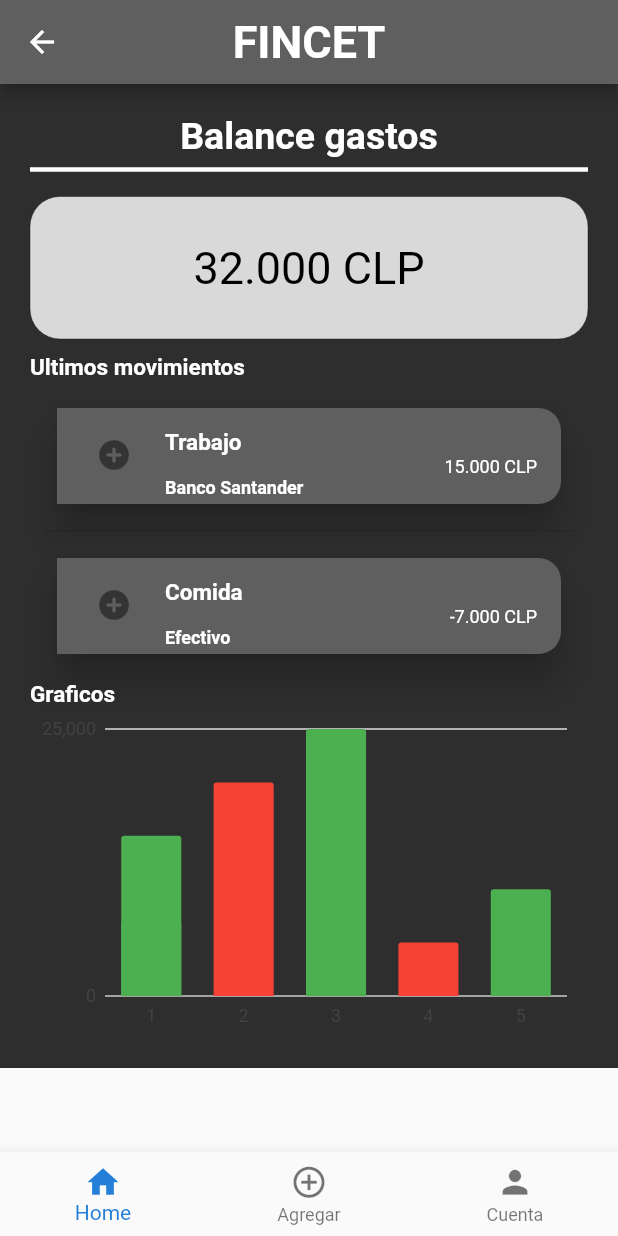
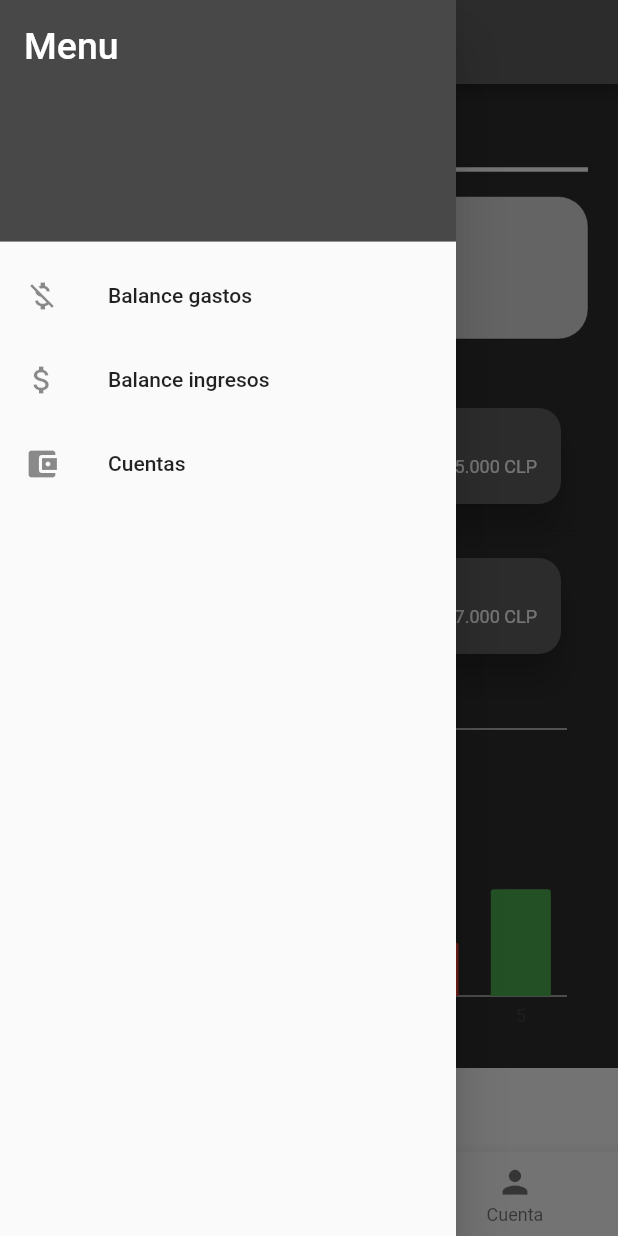
Before and after one commit to Daaira0811/EspecializacionII, a Flutter app: the BalanceGeneral screen opened directly, with the side drawer open (before the commit the screen has no drawer), on a phone screen of 412 x 824 dp. Run offline on Flutter 3.47's test engine with Material 2 defaults, Android fonts, the light colour scheme and no system bars; our stand-ins replace charts_flutter, flutter_colorpicker; missing offline and left inert: flutter_cupertino_datetime_picker.

Commit message:
Se sube sideMenu, y cambios en balance gastos e ingresos

```diff
--- a/lib/BalanceGeneral.dart
+++ b/lib/BalanceGeneral.dart
@@ -2,6 +2,7 @@ import 'package:flutter/material.dart';
 import 'package:charts_flutter/flutter.dart' as charts;
 import 'package:flutter_application_fincet/gastos.dart';
 import 'package:flutter_application_fincet/widgets/navBar.dart';
+import 'package:flutter_application_fincet/widgets/sideMenu.dart';
 
 class BalanceGeneral extends StatefulWidget {
   const BalanceGeneral({super.key});
@@ -35,6 +36,7 @@ class _BalanceGeneralState extends State<BalanceGeneral> {
         ),
       ),
       body: cuerpo(context),
+      drawer: sideMenu(),
       bottomNavigationBar: myNavBar,
     );
   }
@@ -70,7 +72,7 @@ Widget balanceGastos(context) {
     children: [
       const Text(
         // texto de balance gastos
-        "Balance gastos",
+        "Balance general",
         style: TextStyle(
           color: Colors.white,
           fontSize: 25,
--- /dev/null
+++ b/lib/widgets/sideMenu.dart
@@ -0,0 +1,53 @@
+import 'package:flutter/material.dart';
+import 'package:flutter_application_fincet/balanceGastos.dart';
+import 'package:flutter_application_fincet/misCuentas.dart';
+
+import '../balanceIngresos.dart';
+
+class sideMenu extends StatelessWidget{
+
+  @override
+  Widget build(BuildContext context) {
+    return Drawer(
+      child: ListView(
+        padding: EdgeInsets.zero,
+        children: <Widget>[
+          DrawerHeader(
+            child: Text(
+              'Menu',
+              style: TextStyle(color: Colors.white, fontSize: 25),
+            ),
+            decoration: BoxDecoration(
+                color:  Color.fromARGB(255, 72, 72, 72),
+                ),
+          ),
+          ListTile(
+            leading: Icon(Icons.money_off),
+            title: Text('Balance gastos'),
+            onTap: () => {Navigator.push(
+              context, MaterialPageRoute(
+              builder: (context)=> const BalanceGastos()
+            ))},
+          ),
+          ListTile(
+            leading: Icon(Icons.attach_money),
+            title: Text('Balance ingresos'),
+            onTap: () => {Navigator.push(
+              context, MaterialPageRoute(
+              builder: (context)=> const BalanceIngresos()
+            ))},
+          ),
+          ListTile(
+            leading: Icon(Icons.account_balance_wallet),
+            title: Text('Cuentas'),
+            onTap: () => {Navigator.push(
+              context, MaterialPageRoute(
+              builder: (context)=> const mostrarCuentas()
+            ))},
+          ),
+
+        ],
+      ),
+    );
+  }
+}
```
Also changed, not shown: lib/balanceGastos.dart (+4 -4 lines), lib/balanceIngresos.dart (+5 -5 lines).
